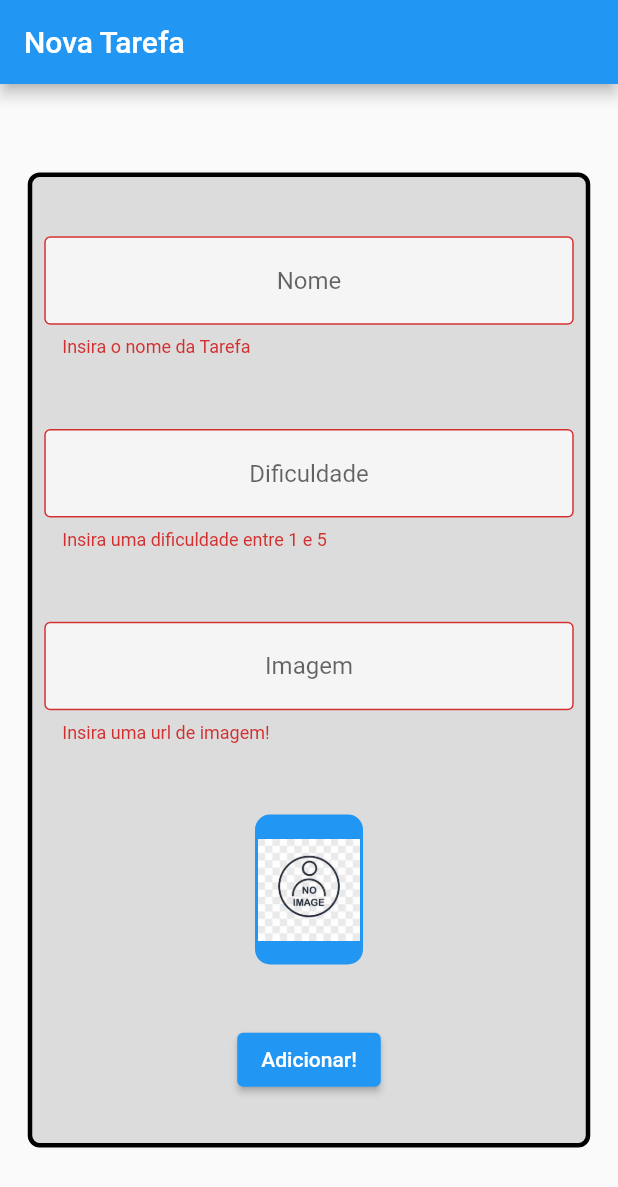
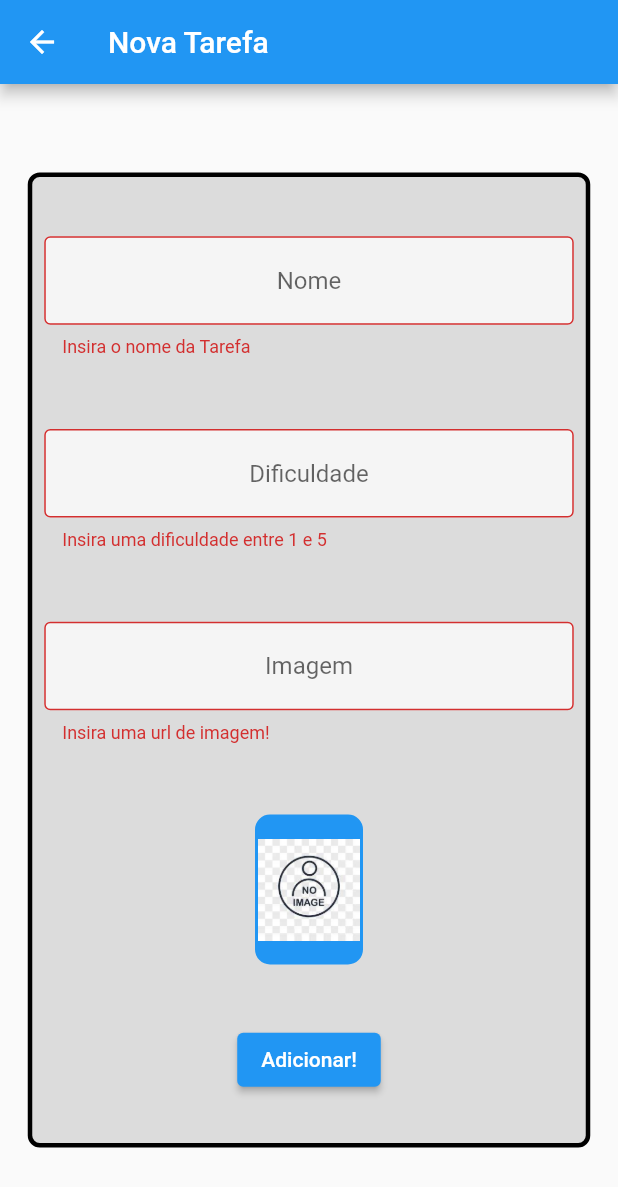
Before and after one commit to panjosbr/formation-flutter, a Flutter app: the FormScreen screen opened directly, after a tap on "Adicionar!", on a phone screen of 412 x 824 dp. Shown: the top 1187 px of the screen. Run offline on Flutter 3.47's test engine with Material 2 defaults, Android fonts, the phone set to English and light mode, and no system bars; network calls fail.

Commit message:
adicionando navegacao entre rotas

```diff
--- a/flutter_widgets_states/lib/features/home/form.dart
+++ b/flutter_widgets_states/lib/features/home/form.dart
@@ -21,7 +21,7 @@ class _FormScreenState extends State<FormScreen> {
       key: _formKey,
       child: Scaffold(
         appBar: AppBar(
-          title: Text('Nova Tarefa'),
+          title: const Text('Nova Tarefa'),
         ),
         body: Center(
           child: SingleChildScrollView(
@@ -48,7 +48,7 @@ class _FormScreenState extends State<FormScreen> {
                       },
                       controller: nameController,
                       textAlign: TextAlign.center,
-                      decoration: InputDecoration(
+                      decoration: const InputDecoration(
                         border: OutlineInputBorder(),
                         hintText: 'Nome',
                         fillColor: Colors.white70,
@@ -70,7 +70,7 @@ class _FormScreenState extends State<FormScreen> {
                       controller: difficultyController,
                       keyboardType: TextInputType.number,
                       textAlign: TextAlign.center,
-                      decoration: InputDecoration(
+                      decoration: const InputDecoration(
                         border: OutlineInputBorder(),
                         hintText: 'Dificuldade',
                         fillColor: Colors.white70,
@@ -93,7 +93,7 @@ class _FormScreenState extends State<FormScreen> {
                       controller: imageController,
                       keyboardType: TextInputType.url,
                       textAlign: TextAlign.center,
-                      decoration: InputDecoration(
+                      decoration: const InputDecoration(
                         border: OutlineInputBorder(),
                         hintText: 'Imagem',
                         fillColor: Colors.white70,
@@ -138,13 +138,14 @@ class _FormScreenState extends State<FormScreen> {
                         print(difficultyController.text);
                         print(imageController.text);
                         ScaffoldMessenger.of(context).showSnackBar(
-                          SnackBar(
+                          const SnackBar(
                             content: Text('Salvando nova tarefa'),
                           ),
                         );
+                        Navigator.pop(context);
                       }
                     },
-                    child: Text('Adicionar!'),
+                    child: const Text('Adicionar!'),
                   ),
                 ],
               ),
--- a/flutter_widgets_states/lib/main.dart
+++ b/flutter_widgets_states/lib/main.dart
@@ -16,7 +16,7 @@ class MyApp extends StatelessWidget {
       theme: ThemeData(
         primarySwatch: Colors.blue,
       ),
-      home: const FormScreen(),
+      home: const HomePage(),
     );
   }
 }
```
Also changed, not shown: flutter_widgets_states/lib/features/home/home.dart (+8 -19 lines).
